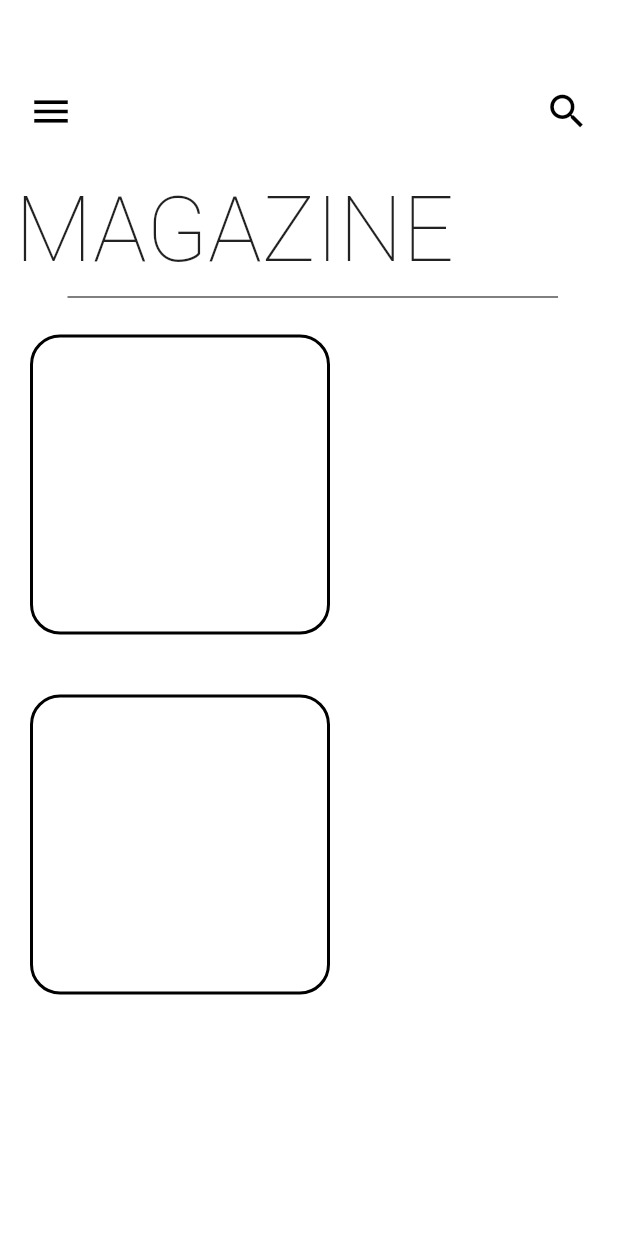
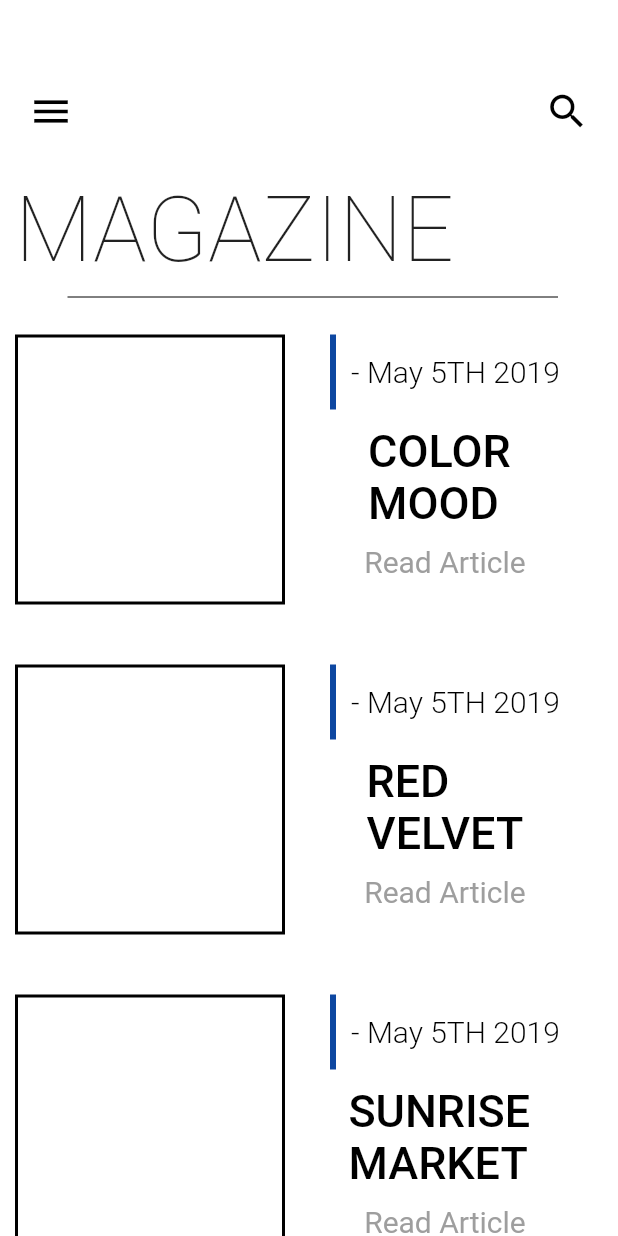
Before and after one commit to AadumKhor/Magazine, a Flutter app: the screen it shows after launch, on a phone screen of 412 x 824 dp. Run offline on Flutter 3.47's test engine with Material 2 defaults, Android fonts, the phone set to English and light mode, and no system bars.

Commit message:
New widgets added

```diff
--- a/lib/article.dart
+++ b/lib/article.dart
@@ -1,12 +1,15 @@
-class Article{
+class Article {
   String imgPath;
   String date;
   String title;
   String data;
 
-  Article({this.imgPath, this.data, this.title , this.date});
+  Article({this.imgPath, this.data, this.title, this.date});
 }
 
 List<Article> list = [
-  Article() , Article()
+  Article(title: 'COLOR \nMOOD'),
+  Article(title: 'RED \nVELVET'),
+  Article(title: 'SUNRISE \nMARKET'),
+  Article(title: 'SPRING \nNOTES')
 ];
--- a/lib/screens/mainscreen.dart
+++ b/lib/screens/mainscreen.dart
@@ -43,7 +43,7 @@ class _MainScreenState extends State<MainScreen> {
           Align(
               alignment: Alignment.centerLeft,
               child: Padding(
-                padding: const EdgeInsets.only(left:10.0),
+                padding: const EdgeInsets.only(left: 10.0),
                 child: Text(
                   'MAGAZINE',
                   style: TextStyle(
@@ -53,33 +53,106 @@ class _MainScreenState extends State<MainScreen> {
                 ),
               )),
           Padding(
-                padding: const EdgeInsets.only(top: 5.0,left: 40.0 , right: 40.0),
-                child: Divider(height: 10.0, color: Colors.black,indent: 5.0,),
+            padding: const EdgeInsets.only(top: 5.0, left: 40.0, right: 40.0),
+            child: Divider(
+              height: 10.0,
+              color: Colors.black,
+              indent: 5.0,
             ),
-              ListView.builder(
+          ),
+          Expanded(
+            child: ListView.builder(
               shrinkWrap: true,
               itemCount: list.length,
               itemBuilder: _buildArticles,
+            ),
           )
         ],
       ),
     );
   }
 
-  Widget _buildArticles(BuildContext context , int index){
+  Widget _buildArticles(BuildContext context, int index) {
     return Padding(
-      padding: const EdgeInsets.all(20.0),
+      padding: const EdgeInsets.all(10.0),
+      child: Container(
+        width: double.infinity,
+        height: 200.0,
+        // decoration: BoxDecoration(border: Border.all()),
         child: Row(
           children: <Widget>[
             Container(
-            height: 200.0,
-            width: 200.0,
-            decoration:BoxDecoration(
-              borderRadius:BorderRadius.circular(20.0),
-              border: Border.all(width: 2.0 , color: Colors.black)
-            )
+                alignment: index % 2 == 0
+                    ? Alignment.centerRight
+                    : Alignment.centerLeft,
+                height: 180.0,
+                width: 180.0,
+                decoration: BoxDecoration(
+                    border: Border.all(width: 2.0, color: Colors.black))),
+            SizedBox(
+              width: 30.0,
+            ),
+            _buildRightContent(index)
+          ],
+        ),
+      ),
+    );
+  }
+
+  // ! the content that cotnains the date of the article and
+  // ! the name and read article option
+  Widget _buildRightContent(int index) {
+    return Column(
+      children: <Widget>[
+        _buildDateAndLine(),
+        SizedBox(
+          height: 10.0,
+        ),
+        _buildTitleAdnRead(index)
+      ],
+    );
+  }
+
+  //! contains the title name and read article subtitle
+  Widget _buildTitleAdnRead(int index) {
+    return Column(
+      children: <Widget>[
+        Text(
+          list[index].title,
+          style: TextStyle(
+              color: Colors.black, fontSize: 30.0, fontWeight: FontWeight.w500),
+        ),
+        SizedBox(height: 10.0,),
+        Text('Read Article' , style: TextStyle(fontSize: 20.0 , color: Colors.grey),)
+      ],
+    );
+  }
+
+  //! contains the line and the date
+  Widget _buildDateAndLine() {
+    return Padding(
+      padding: const EdgeInsets.only(top: 10.0),
+      child: Container(
+        height: 50.0,
+        child: Row(
+          children: <Widget>[
+            Container(
+              height: 50.0,
+              width: 4.0,
+              color: Colors.blue[900],
+            ),
+            Padding(
+              padding: const EdgeInsets.only(left: 10.0),
+              child: Text(
+                '- May 5TH 2019',
+                style: TextStyle(
+                    fontSize: 20.0,
+                    color: Colors.black,
+                    fontWeight: FontWeight.w300),
+              ),
             )
           ],
+        ),
       ),
     );
   }
```
Also changed, not shown: lib/screens/article_splashscreen.dart (added), lib/screens/article_startscreen.dart (deleted). Lines whose indentation alone changed are shown as unchanged.
